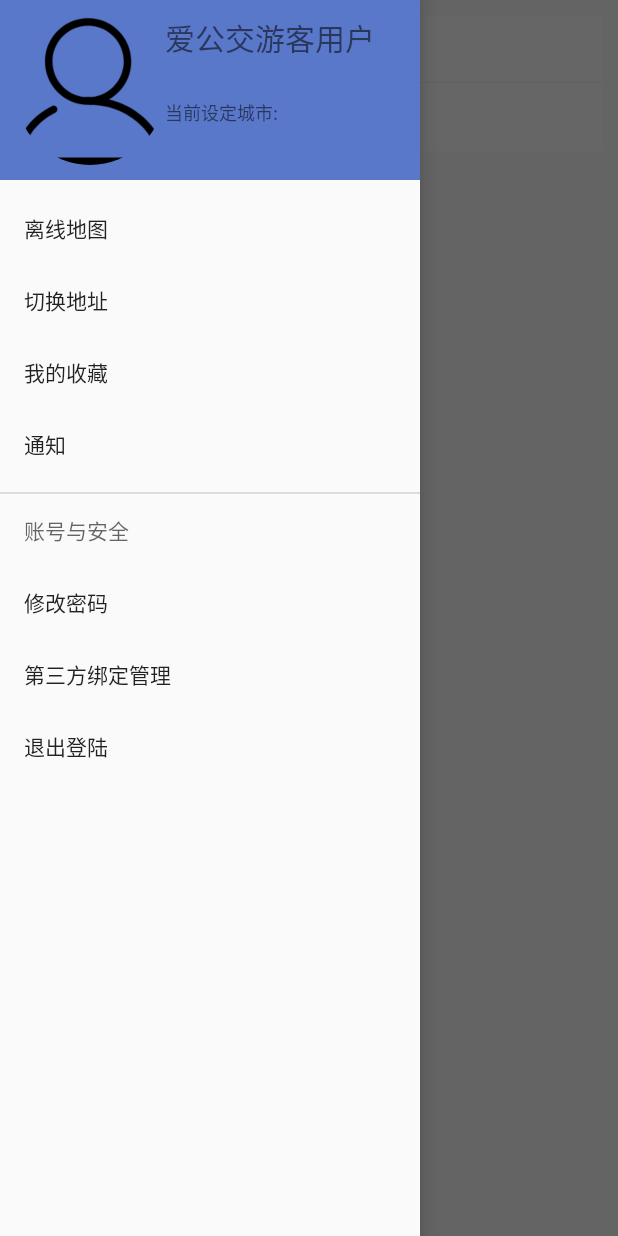
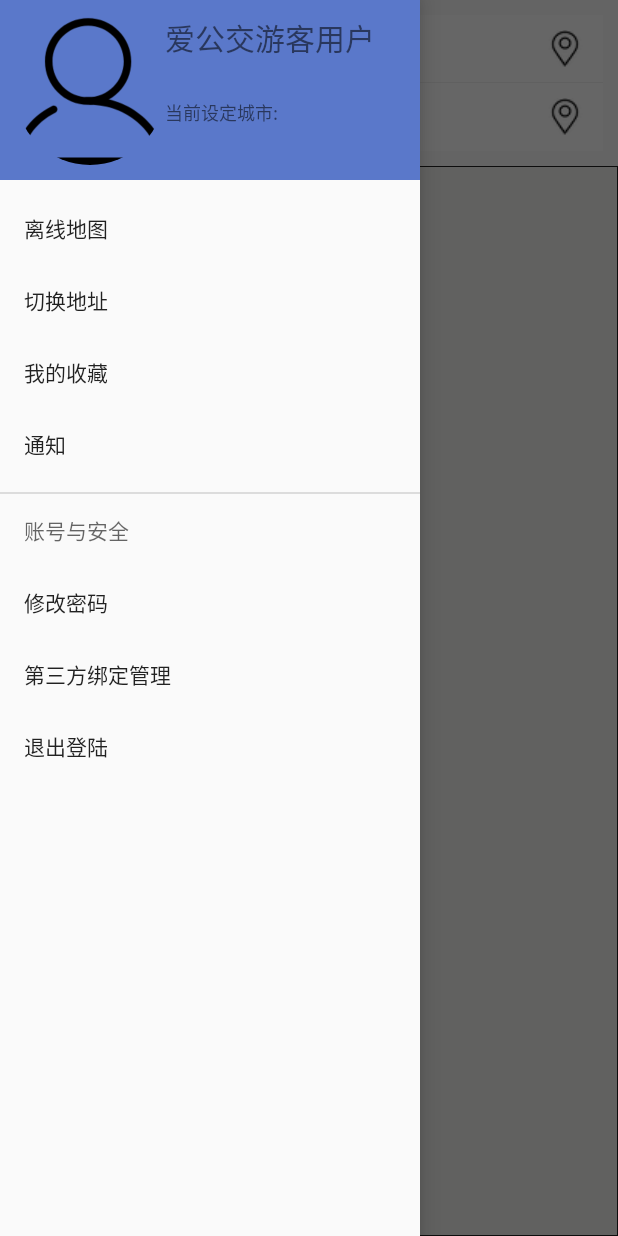
Before and after one commit to piyingjie/LoveBus, an Android app: the Main_Activity screen opened directly, with no data from a screen before it, in the side drawer, after a tap on "我的收藏", on a phone screen of 412 x 824 dp. Run offline under Robolectric (Android 15) with nearby library versions, the phone set to English and light mode, and no system bars; our stand-ins replace CircleImageView; libraries missing offline, so code that uses them is left out: com.amap.api; plain views replace MapView; pictures from the network do not load; 30 statements that could not run were skipped.

Commit message:
选择地点按钮

```diff
--- a/app/src/main/java/com/lovebus/activity/Main_Activity.java
+++ b/app/src/main/java/com/lovebus/activity/Main_Activity.java
@@ -37,6 +37,7 @@ import android.widget.ArrayAdapter;
 import android.widget.AutoCompleteTextView;
 import android.widget.Button;
 import android.widget.FrameLayout;
+import android.widget.ImageButton;
 import android.widget.ImageView;
 import android.widget.ListView;
 import android.widget.LinearLayout;
@@ -111,6 +112,8 @@ public class Main_Activity extends AppCompatActivity implements View.OnClickList
     private AMap aMap;
     private DrawerLayout drawerLayout;
     ImageView leftMenu;
+    ImageButton openMapButton_1;
+    ImageButton openMapButton_2;
     ImageView search;
     de.hdodenhof.circleimageview.CircleImageView user_head_image;
     TextView username;
@@ -206,6 +209,8 @@ public class Main_Activity extends AppCompatActivity implements View.OnClickList
         drawerLayout=(DrawerLayout)findViewById(R.id.drawer_layout);
         NavigationView navigationView= (NavigationView) findViewById(R.id.leftView_1);
         leftMenu =(ImageView) findViewById(R.id.leftMenu);
+        openMapButton_1=(ImageButton) findViewById(R.id.open_map_button_1);
+        openMapButton_2=(ImageButton) findViewById(R.id.open_map_button_2);
         search=(ImageView) findViewById(R.id.search);
         mBusResultLayout = (LinearLayout) findViewById(R.id.bus_result);
         mBusResultList = (ListView) findViewById(R.id.bus_result_list);
@@ -221,6 +226,8 @@ public class Main_Activity extends AppCompatActivity implements View.OnClickList
         search.setOnClickListener(this);
         user_head_image.setOnClickListener(this);
         route_button.setOnClickListener(this);
+        openMapButton_1.setOnClickListener(this);
+        openMapButton_2.setOnClickListener(this);
         if(SharedPreferences_tools.load("User","info",Main_Activity.this)!=null){
             user=(User)SharedPreferences_tools.load("User","info",Main_Activity.this);
         }
@@ -288,6 +295,10 @@ public class Main_Activity extends AppCompatActivity implements View.OnClickList
                 endText.setText("");
                 searchText.setText("");
                 break;
+            case R.id.open_map_button_1:
+                Toast.makeText(Main_Activity.this,"111",Toast.LENGTH_SHORT).show();
+            case R.id.open_map_button_2:
+                Toast.makeText(Main_Activity.this,"111",Toast.LENGTH_SHORT).show();
             default:
         }
     }
--- a/app/src/main/java/com/lovebus/view/ChooseLocationWidget.java
+++ b/app/src/main/java/com/lovebus/view/ChooseLocationWidget.java
@@ -9,6 +9,8 @@ import android.util.AttributeSet;
 import android.util.Log;
 import android.view.LayoutInflater;
 import android.widget.AutoCompleteTextView;
+import android.widget.Button;
+import android.widget.ImageButton;
 import android.widget.ImageView;
 import android.widget.LinearLayout;
 import android.view.View;
@@ -99,6 +101,7 @@ public class ChooseLocationWidget extends LinearLayout implements View.OnClickLi
         private ImageView mTypeIV;
         private AutoCompleteTextView mInputET;
         private View mDivider;
+        private ImageButton openMap;
 
         private void init(){
             LayoutInflater.from(getContext()).inflate(R.layout.widget_choose_item_location,this);
@@ -106,6 +109,7 @@ public class ChooseLocationWidget extends LinearLayout implements View.OnClickLi
             mTypeIV =  findViewById(R.id.type_icon);
             mInputET= findViewById(R.id.keyword5);
             mDivider = findViewById(R.id.divider);
+            openMap=findViewById(R.id.open_map_button);
 
         }
     /*    public void setLocation(String location ){
@@ -121,11 +125,13 @@ public class ChooseLocationWidget extends LinearLayout implements View.OnClickLi
                 mInputET.setHint("你从哪里出发");
                 mInputET.setId(R.id.keyword5);
                 mDivider.setVisibility(View.VISIBLE);
+                openMap.setId(R.id.open_map_button_1);
             } else {
                 mTypeIV.setImageResource(R.drawable.dir_end);
                 mInputET.setHint("你要去哪儿");
                 mInputET.setId(R.id.keyword6);
                 mDivider.setVisibility(View.GONE);
+                openMap.setId(R.id.open_map_button_2);
 
             }
         }
--- /dev/null
+++ b/app/src/main/res/drawable/listview_type.xml
@@ -0,0 +1,15 @@
+<?xml version="1.0" encoding="utf-8"?>
+<layer-list xmlns:android="http://schemas.android.com/apk/res/android" >
+    <item>
+        <shape>
+            <solid android:color="#212020" />
+        </shape>
+    </item>
+
+    <item android:top="1dp" android:left="1dp" android:right="1dp" android:bottom="1dp">
+        <shape>
+            <solid android:color="#F4F3F2" />
+        </shape>
+    </item>
+
+</layer-list>
--- a/app/src/main/res/layout/main_activity.xml
+++ b/app/src/main/res/layout/main_activity.xml
@@ -58,6 +58,7 @@
                 android:layout_height="match_parent"
                 android:cacheColorHint="#00000000"
                 android:divider="@null"
+                android:background="@drawable/listview_type"
                 android:fadingEdge="none"
                 android:fadingEdgeLength="0dp"
                 android:footerDividersEnabled="false"
--- a/app/src/main/res/layout/widget_choose_item_location.xml
+++ b/app/src/main/res/layout/widget_choose_item_location.xml
@@ -19,6 +19,7 @@
     </RelativeLayout>
 
     <RelativeLayout
+        android:id="@+id/choose_widget"
         android:layout_width="match_parent"
         android:layout_height="match_parent"
         android:focusable="true"
@@ -47,4 +48,19 @@
             android:textSize="14sp"
             tools:ignore="LabelFor" />
     </RelativeLayout>
+    <RelativeLayout
+        android:id="@+id/open_map"
+        android:layout_width="50dp"
+        android:layout_height="50dp"
+        android:layout_alignParentEnd="true">
+
+        <ImageButton
+            android:id="@+id/open_map_button"
+            android:layout_width="25dp"
+            android:layout_height="25dp"
+            android:background="@color/common_bg"
+            android:src="@drawable/open_map"
+            android:layout_centerInParent="true"
+            android:contentDescription="@string/todo" />
+    </RelativeLayout>
 </merge>
--- a/app/src/main/res/values/colors.xml
+++ b/app/src/main/res/values/colors.xml
@@ -12,6 +12,7 @@
     <color name="divider_color">#f0f0f0</color>
     <color name="transparent">#00000000</color>
     <color name="blue">#5a78ca</color>
+    <color name="listback">#7a9eff</color>
     <color name="text">#000000</color>
     <color name="common_bg">#ffffff</color>
     <color name="act_background">#efefef</color>
--- a/app/src/main/res/values/ids.xml
+++ b/app/src/main/res/values/ids.xml
@@ -2,4 +2,6 @@
 <resources>
     <item name="keyword5" type="id" />
     <item name="keyword6" type="id"/>
+    <item name="open_map_button_1" type="id" />
+    <item name="open_map_button_2" type="id"/>
 </resources>
```
Also changed, not shown: app/src/main/res/drawable/open_map.png (added).
